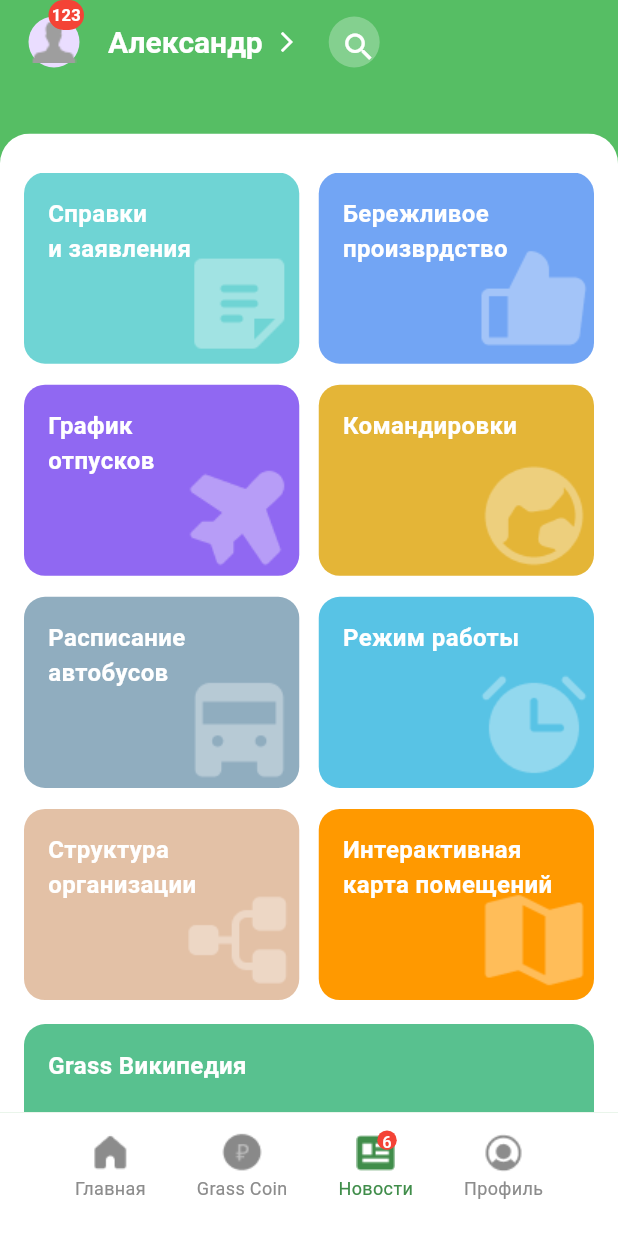
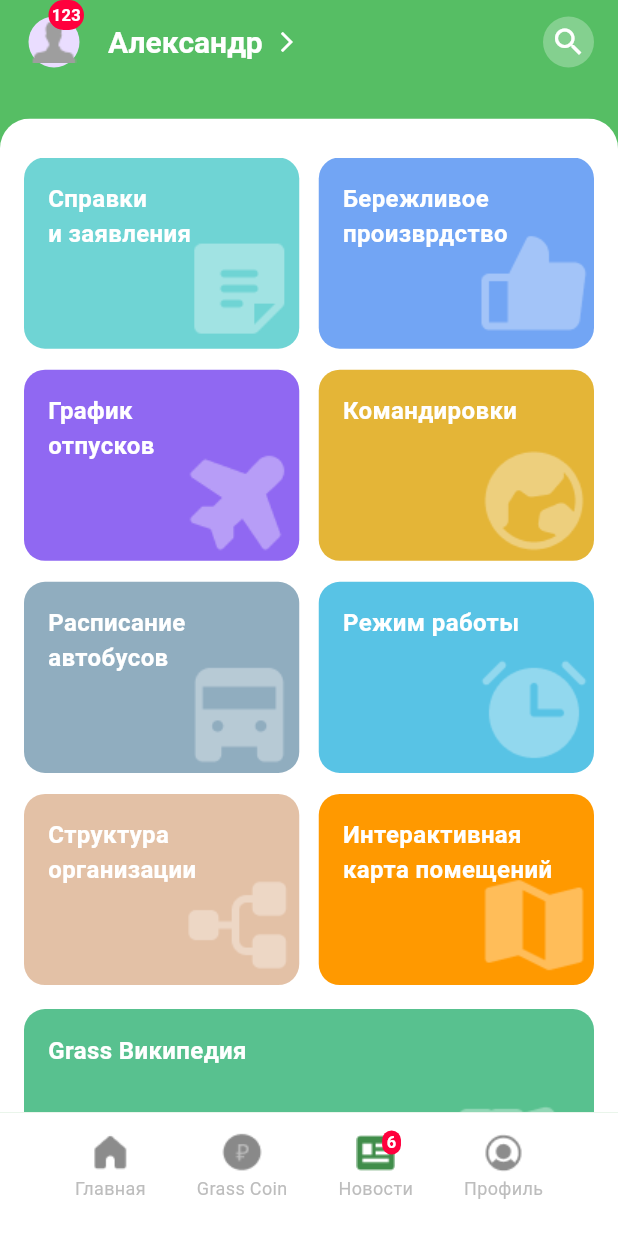
Before and after one commit to GachiB0y/tree_green_screen_flutter, a Flutter app: the screen it shows after launch, item 3 of the bottom bar chosen, on a phone screen of 412 x 824 dp. Run offline on Flutter 3.47's test engine with Material 2 defaults, Android fonts, the phone set to English and light mode, and no system bars.

Commit message:
refactor Avatar and NavBar

```diff
--- a/lib/theme/colors_theme.dart
+++ b/lib/theme/colors_theme.dart
@@ -2,7 +2,8 @@ import 'package:flutter/material.dart';
 
 abstract class ColorsForWidget {
   static const Color colorGreen = Color(0xFF56BE64);
-  static const colorGrey = Color(0xFFBDBDBD);
-  static const colorForBackgroundStruct = Color(0xFFF4F4F4);
-  static const colorForButtomCancel = Color(0xFFEBEBEB);
+  static const Color colorGrey = Color(0xFFBDBDBD);
+  static const Color colorRed = Color(0xFFFF003D);
+  static const Color colorForBackgroundStruct = Color(0xFFF4F4F4);
+  static const Color colorForButtomCancel = Color(0xFFEBEBEB);
 }
--- a/lib/ui/component/tab_bar_widget.dart
+++ b/lib/ui/component/tab_bar_widget.dart
@@ -12,6 +12,7 @@ class TabBarWidget extends StatefulWidget {
 }
 
 class _TabBarWidgetState extends State<TabBarWidget> {
+  final int number = 6;
   @override
   Widget build(BuildContext context) {
     return BottomAppBar(
@@ -36,6 +37,7 @@ class _TabBarWidgetState extends State<TabBarWidget> {
               ),
               text: 'Grass Coin'),
           Stack(
+            alignment: Alignment.topRight,
             children: [
               buildItem(
                   index: 2,
@@ -45,16 +47,26 @@ class _TabBarWidgetState extends State<TabBarWidget> {
                     height: 30,
                   ),
                   text: 'Новости'),
-              const Positioned(
-                left: 26,
-                child: CircleAvatar(
-                  backgroundColor: Colors.red,
-                  radius: 6.5,
+              Padding(
+                padding: number < 10
+                    ? const EdgeInsets.only(right: 8.0)
+                    : EdgeInsets.zero,
+                child: Container(
+                    padding: const EdgeInsets.only(
+                      left: 3.0,
+                      right: 3.0,
+                    ),
+                    decoration: BoxDecoration(
+                      color: ColorsForWidget.colorRed,
+                      borderRadius: BorderRadius.circular(20),
+                    ),
                     child: Text(
-                    '6',
-                    style: TextStyle(fontSize: 11, color: Colors.white),
-                  ),
-                ),
+                      number.toString(),
+                      style: const TextStyle(
+                          fontSize: 11,
+                          color: Colors.white,
+                          fontWeight: FontWeight.w600),
+                    )),
               ),
             ],
           ),
@@ -80,16 +92,16 @@ class _TabBarWidgetState extends State<TabBarWidget> {
     final isSelected = index == widget.index;
     return GestureDetector(
       onTap: () => widget.onChangeTab(index),
-      child: ColorFiltered(
+      child: Column(
+        crossAxisAlignment: CrossAxisAlignment.center,
+        children: [
+          ColorFiltered(
               colorFilter: ColorFilter.mode(
                   isSelected
                       ? ColorsForWidget.colorGreen
                       : ColorsForWidget.colorGrey,
                   BlendMode.modulate),
-        child: Column(
-          crossAxisAlignment: CrossAxisAlignment.center,
-          children: [
-            img,
+              child: img),
           Text(
             text,
             style:
@@ -97,7 +109,6 @@ class _TabBarWidgetState extends State<TabBarWidget> {
           ),
         ],
       ),
-      ),
     );
   }
 }
--- a/lib/ui/screen/user_frist_screen.dart
+++ b/lib/ui/screen/user_frist_screen.dart
@@ -13,14 +13,15 @@ class UserFirstScreen extends StatelessWidget {
       backgroundColor: ColorsForWidget.colorGreen,
       appBar: const _AppBarFirstScreen(),
       body: Padding(
-        padding: const EdgeInsets.only(top:19.0),
+        padding: const EdgeInsets.only(top: 19.0),
         child: ClipRRect(
           borderRadius: const BorderRadius.only(
               topLeft: Radius.circular(20), topRight: Radius.circular(20)),
           child: Container(
             color: Colors.white,
             child: Container(
-                margin: const EdgeInsets.only(left: 16.0, right: 16.0, top: 26.0),
+                margin:
+                    const EdgeInsets.only(left: 16.0, right: 16.0, top: 26.0),
                 child: CustomScrollView(
                   slivers: <Widget>[
                     SliverPadding(
@@ -48,8 +49,7 @@ class UserFirstScreen extends StatelessWidget {
                             ),
                             Align(
                                 alignment: Alignment.bottomRight,
-                                child: Image.asset(
-                                    'assets/images/books.png')),
+                                child: Image.asset('assets/images/books.png')),
                             ClipRRect(
                               borderRadius:
                                   const BorderRadius.all(Radius.circular(14)),
@@ -279,19 +279,40 @@ class _AppBarFirstScreen extends StatelessWidget
   const _AppBarFirstScreen({super.key});
 
   @override
-  Size get preferredSize => const Size.fromHeight(70);
+  Size get preferredSize => const Size.fromHeight(60);
 
   @override
   Widget build(BuildContext context) {
     return AppBar(
       actions: <Widget>[
-
+        Padding(
+          padding: const EdgeInsets.only(right: 16.0),
+          child: Container(
+            height: 34,
+            width: 34,
+            decoration: BoxDecoration(
+              color: const Color.fromARGB(70, 255, 255, 255),
+              borderRadius: BorderRadius.circular(17),
+            ),
+            child: MaterialButton(
+              onPressed: () {},
+              textColor: Colors.white,
+              padding: const EdgeInsets.all(2),
+              shape: const CircleBorder(),
+              child: const Icon(
+                Icons.search,
+              ),
+            ),
+          ),
+        ),
       ],
       leading: const Avatar(),
-      title: Row(children: [
+      title: const Row(
+        children: [
           Text(
             'Александр',
-          style: TextStyle(color: Colors.white,fontSize: 20,fontWeight: FontWeight.w600),
+            style: TextStyle(
+                color: Colors.white, fontSize: 20, fontWeight: FontWeight.w600),
           ),
           SizedBox(width: 4.0),
           Padding(
@@ -299,27 +320,13 @@ class _AppBarFirstScreen extends StatelessWidget
             child: SizedBox(
               height: 24,
               width: 24,
-            child:  Icon(
+              child: Icon(
                 Icons.arrow_forward_ios,
                 color: Colors.white,
                 size: 16,
               ),
             ),
           ),
-        Container(
-          height: 34,
-          width: 34,
-          decoration: BoxDecoration(
-            color: const Color.fromARGB(70, 255, 255, 255),
-            borderRadius: BorderRadius.circular(25),
-          ),
-          child: IconButton(
-              icon: const Icon(
-                Icons.search,
-                color: Colors.white,
-              ),
-              onPressed: () {}),
-        )
         ],
       ),
       backgroundColor: ColorsForWidget.colorGreen,
@@ -335,9 +342,10 @@ class Avatar extends StatelessWidget {
     return Stack(
       children: [
         Container(
-        margin: EdgeInsets.only(left:16.0,),
-        child:
-            Center(
+          margin: const EdgeInsets.only(
+            left: 16.0,
+          ),
+          child: Center(
             child: CircleAvatar(
               radius: 17,
               child: Image.asset(
@@ -351,10 +359,10 @@ class Avatar extends StatelessWidget {
         Align(
           alignment: Alignment.topRight,
           child: Container(
-              padding: EdgeInsets.all(2),
+              padding: const EdgeInsets.all(2),
               decoration: BoxDecoration(
-                color: Colors.red,
-                borderRadius: BorderRadius.circular(14),
+                color: ColorsForWidget.colorRed,
+                borderRadius: BorderRadius.circular(12),
               ),
               child: const Text(
                 '123',
```
Lines whose indentation alone changed are shown as unchanged.
